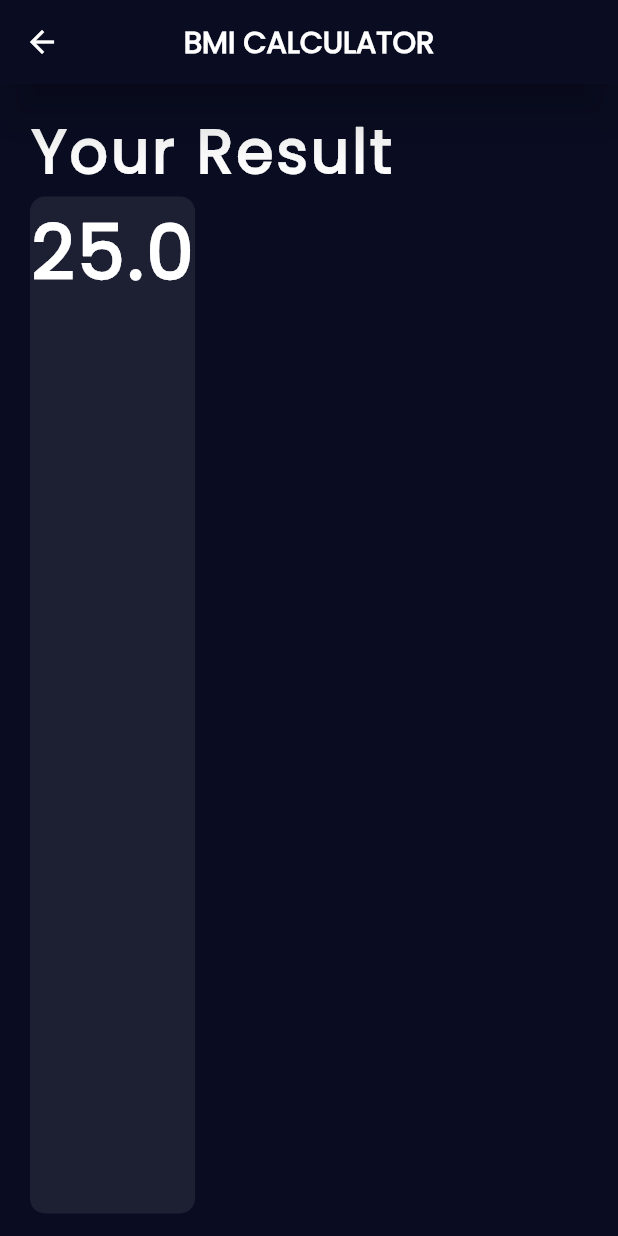
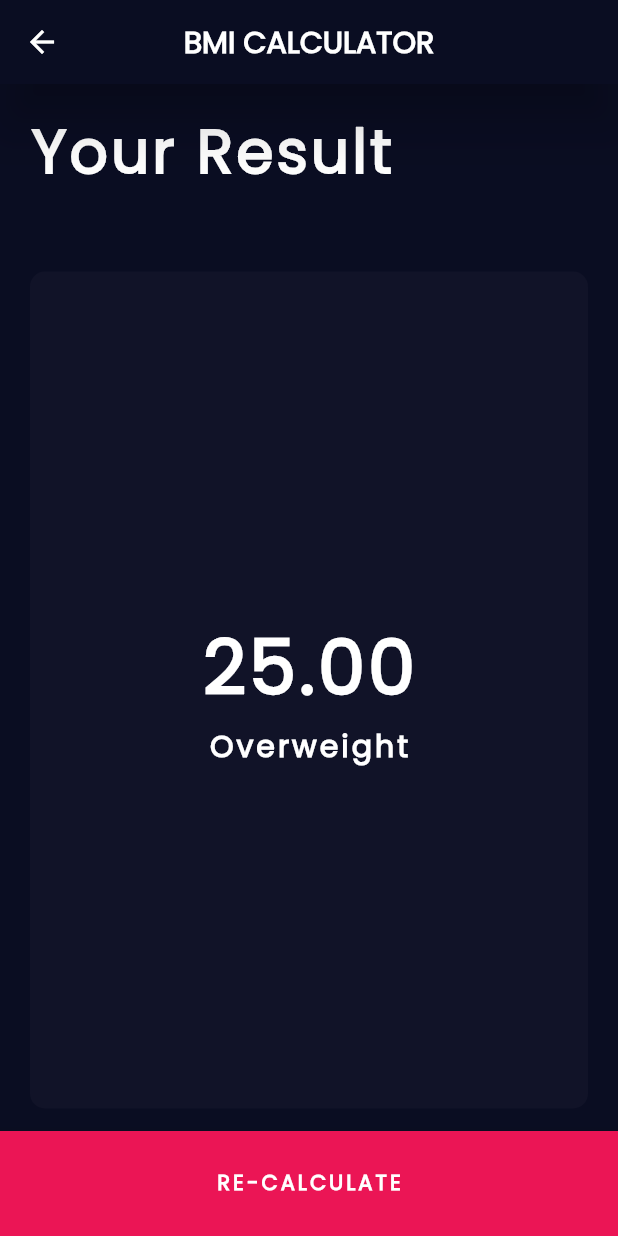
Before and after one commit to probitypic/bmi_calculator, a Flutter app: the screen it shows after launch, item 2 of the bottom bar chosen, after a tap on "CALCULATE YOUR BMI", on a phone screen of 412 x 824 dp. Run offline on Flutter 3.47's test engine with Material 2 defaults, Android fonts, the phone set to English and light mode, and no system bars.

Commit message:
card refactored

```diff
--- a/lib/HomeScreen.dart
+++ b/lib/HomeScreen.dart
@@ -2,6 +2,8 @@ import 'package:bmi_calculator/resultScreen.dart';
 import 'package:flutter/material.dart';
 
 import 'constants.dart';
+
+String? SelectedGender;
 
 class HomeScreen extends StatefulWidget {
   const HomeScreen({super.key});
@@ -18,6 +20,34 @@ class _HomeScreenState extends State<HomeScreen> {
   @override
   Widget build(BuildContext context) {
     return Scaffold(
+      bottomNavigationBar: BottomAppBar(
+          child: GestureDetector(
+        onTap: () {
+          // Navigator.pushNamed(context, ResultScreen.id,);
+
+          double bmi = weight / ((height * 0.01) * (height * 0.01));
+
+          Navigator.push(
+            context,
+            MaterialPageRoute(
+                builder: (context) => ResultScreen(
+                      Bmi: bmi,
+                    )),
+          );
+        },
+        child: Container(
+          height: 70,
+          color: KAccentColor,
+          child: Center(
+              child: Text(
+            "CALCULATE YOUR BMI",
+            style: TextStyle(
+                letterSpacing: 2,
+                color: Colors.white,
+                fontWeight: FontWeight.bold),
+          )),
+        ),
+      )),
       backgroundColor: KPrimaryColor,
       appBar: AppBar(
         elevation: 15,
@@ -189,33 +219,6 @@ class _HomeScreenState extends State<HomeScreen> {
                 )),
               ],
             ),
-            GestureDetector(
-              onTap: () {
-                // Navigator.pushNamed(context, ResultScreen.id,);
-
-                double bmi = weight / ((height * 0.01) * (height * 0.01));
-
-                Navigator.push(
-                  context,
-                  MaterialPageRoute(
-                      builder: (context) => ResultScreen(
-                            Bmi: bmi,
-                          )),
-                );
-              },
-              child: Container(
-                height: 70,
-                color: KAccentColor,
-                child: Center(
-                    child: Text(
-                  "CALCULATE YOUR BMI",
-                  style: TextStyle(
-                      letterSpacing: 2,
-                      color: Colors.white,
-                      fontWeight: FontWeight.bold),
-                )),
-              ),
-            )
           ],
         ),
       ),
@@ -243,14 +246,14 @@ class CircleButton extends StatelessWidget {
         child: Icon(
           icon,
           color: Colors.white,
-          size: 30,
+          size: 40,
         ),
       ),
     );
   }
 }
 
-class GenderCard extends StatelessWidget {
+class GenderCard extends StatefulWidget {
   String name;
   IconData icon;
 
@@ -261,27 +264,40 @@ class GenderCard extends StatelessWidget {
   });
 
   @override
+  State<GenderCard> createState() => _GenderCardState();
+}
+
+class _GenderCardState extends State<GenderCard> {
+  bool isSelected = false;
+  @override
   Widget build(BuildContext context) {
     return Expanded(
+      child: GestureDetector(
+        onTap: () {
+          setState(() {
+            isSelected = !isSelected;
+          });
+        },
         child: Container(
           decoration: BoxDecoration(
-            color: KCardBackgroundColor,
+              color: isSelected ? kActiveCardColour : KCardBackgroundColor,
               borderRadius: BorderRadius.circular(10)),
           child: Column(
             mainAxisAlignment: MainAxisAlignment.center,
             children: [
               Icon(
-              icon,
+                widget.icon,
                 color: Colors.white,
                 size: 100,
               ),
               Text(
-              name,
+                widget.name,
                 style: TextStyle(color: Colors.white, fontSize: 20),
               )
             ],
           ),
         ),
+      ),
     );
   }
 }
--- a/lib/constants.dart
+++ b/lib/constants.dart
@@ -4,6 +4,8 @@ Color KbuttonColor = Colors.grey;
 Color KPrimaryColor = Color(0xff0a0d22);
 Color kSubTextColor = Color(0xff868892);
 Color KAccentColor = Color(0xffeb1555);
-Color KCardBackgroundColor = Color(0xff1d1f33);
+Color KCardBackgroundColor = Color(0xff0111328);
 TextStyle kTextStyle = TextStyle(
     letterSpacing: 2, color: Colors.white, fontWeight: FontWeight.bold);
+
+const kActiveCardColour = Color(0xFF1D1E33);
--- a/lib/resultScreen.dart
+++ b/lib/resultScreen.dart
@@ -14,9 +14,41 @@ class ResultScreen extends StatefulWidget {
 }
 
 class _ResultScreenState extends State<ResultScreen> {
+  String? SelectedGender;
+
+  String GetReview() {
+    if (widget.Bmi < 18.5) {
+      return "Underweight";
+    } else if (widget.Bmi >= 18.5 && widget.Bmi < 24.9) {
+      return "Normal Weight";
+    } else if (widget.Bmi >= 24.9 && widget.Bmi < 30) {
+      return "Overweight";
+    } else {
+      return "Obesity";
+    }
+  }
+
   @override
   Widget build(BuildContext context) {
     return Scaffold(
+      bottomNavigationBar: BottomAppBar(
+          child: GestureDetector(
+        onTap: () {
+          Navigator.pop(context);
+        },
+        child: Container(
+          height: 70,
+          color: KAccentColor,
+          child: Center(
+              child: Text(
+            "RE-CALCULATE",
+            style: TextStyle(
+                letterSpacing: 2,
+                color: Colors.white,
+                fontWeight: FontWeight.bold),
+          )),
+        ),
+      )),
       backgroundColor: KPrimaryColor,
       appBar: AppBar(
         elevation: 15,
@@ -36,14 +68,28 @@ class _ResultScreenState extends State<ResultScreen> {
               "Your Result",
               style: kTextStyle.copyWith(fontSize: 40),
             ),
+            SizedBox(
+              height: 50,
+            ),
             Expanded(
                 child: Container(
               decoration: BoxDecoration(
                   color: KCardBackgroundColor,
                   borderRadius: BorderRadius.circular(10)),
-              child: Text(
-                widget.Bmi.toString() ?? "56",
-                style: kTextStyle.copyWith(fontSize: 50),
+              child: Center(
+                child: Column(
+                  mainAxisAlignment: MainAxisAlignment.center,
+                  children: [
+                    Text(
+                      widget.Bmi.toStringAsPrecision(4) ?? "56",
+                      style: kTextStyle.copyWith(fontSize: 50),
+                    ),
+                    Text(
+                      GetReview(),
+                      style: kTextStyle.copyWith(fontSize: 20),
+                    )
+                  ],
+                ),
               ),
             ))
           ],
```
Lines whose indentation alone changed are shown as unchanged.
